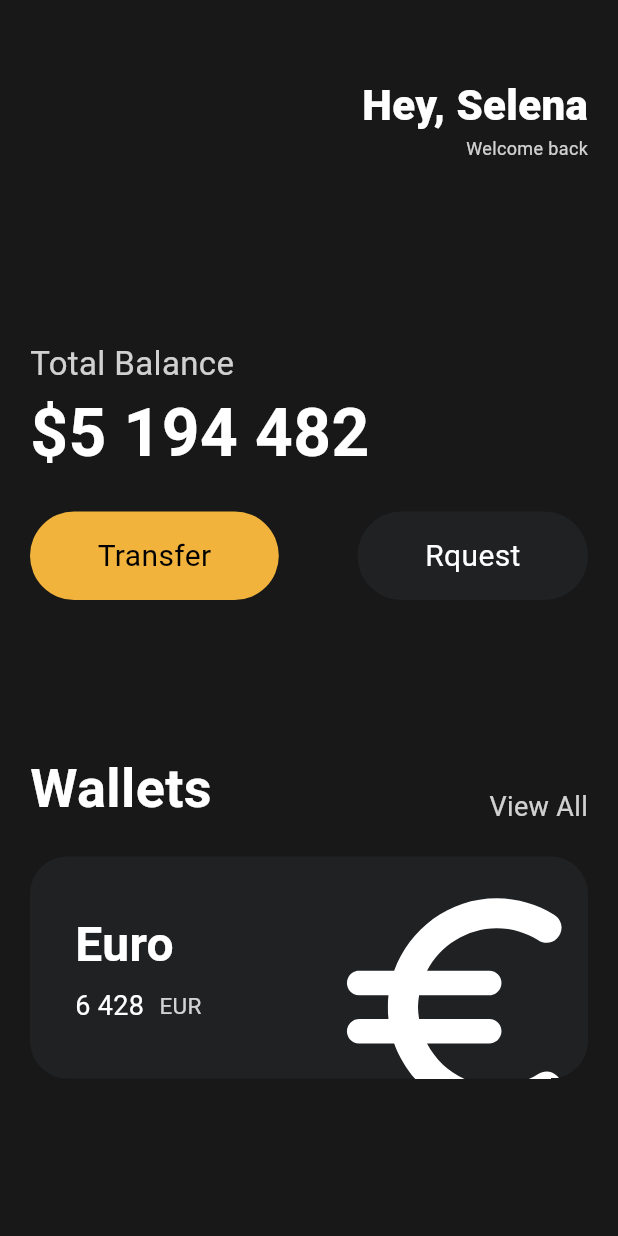
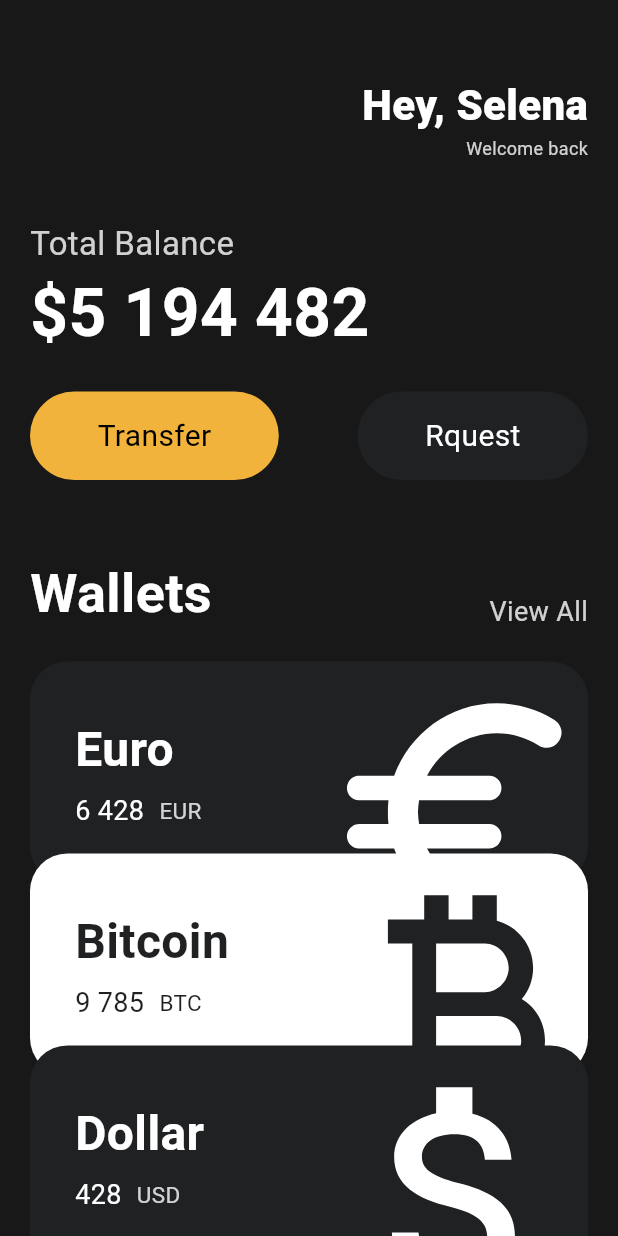
Before and after one commit to KimJJRoSY/flutter_study, a Flutter app: the screen it shows after launch, on a phone screen of 412 x 824 dp. Run offline on Flutter 3.47's test engine with Material 3 defaults, Android fonts, the phone set to English and light mode, and no system bars.

Commit message:
ui: 카드 컴포넌트 화, 조건식을 통한 css 적용

```diff
--- a/lib/main.dart
+++ b/lib/main.dart
@@ -1,5 +1,6 @@
 import 'package:flutter/material.dart';
 import 'package:flutter_study/widgets/Button.dart';
+import 'package:flutter_study/widgets/currency_card.dart';
 
 //constant는 수정할 수 없고, compile 전에 그 value를 알 수 있는 변수
 void main() {
@@ -12,7 +13,8 @@ class App extends StatelessWidget {
     return MaterialApp(
       home: Scaffold(
         backgroundColor: Color(0xFF181818),
-        body: Padding(
+        body: SingleChildScrollView(
+          // body: Padding(
           // 전체 ui 상하좌우에 패딩값 줌
           // padding: EdgeInsets.all(10),
           //수평(가로)에 패딩 줌
@@ -53,7 +55,7 @@ class App extends StatelessWidget {
                 ],
               ),
               const SizedBox(
-                height: 120,
+                height: 40,
               ),
               Text(
                 'Total Balance',
@@ -86,7 +88,7 @@ class App extends StatelessWidget {
                   ),
                 ],
               ),
-              const SizedBox(height: 100),
+              const SizedBox(height: 50),
               Row(
                 // in Row, main은 가로축, cross은 세로축
                 // in Column, main은 세로, cross은 가로
@@ -113,67 +115,31 @@ class App extends StatelessWidget {
               SizedBox(
                 height: 20,
               ),
-              Container(
-                clipBehavior: Clip.hardEdge, //clipBehavior -> overflow 되었을때 처리
-                decoration: BoxDecoration(
-                  color: Color(0xFF1F2123),
-                  borderRadius: BorderRadius.circular(25),
+              CurrencyCard(
+                name: 'Euro',
+                code: 'EUR',
+                amount: '6 428',
+                icon: Icons.euro_rounded,
+                isInverted: false,
+              ),
+              Transform.translate(
+                offset: Offset(0, -20),
+                child: CurrencyCard(
+                  name: 'Bitcoin',
+                  code: 'BTC ',
+                  amount: '9 785',
+                  icon: Icons.currency_bitcoin,
+                  isInverted: true,
                 ),
-                child: Padding(
-                  padding: const EdgeInsets.all(30),
-                  child: Row(
-                    mainAxisAlignment: MainAxisAlignment.spaceBetween,
-                    children: [
-                      Column(
-                        crossAxisAlignment: CrossAxisAlignment.start,
-                        children: [
-                          Text(
-                            'Euro',
-                            style: TextStyle(
-                              color: Colors.white,
-                              fontSize: 32,
-                              fontWeight: FontWeight.w600,
-                            ),
-                          ),
-                          SizedBox(
-                            height: 5,
-                          ),
-                          Row(
-                            children: [
-                              Text(
-                                '6 428',
-                                style: TextStyle(
-                                  color: Colors.white,
-                                  fontSize: 18,
-                                ),
-                              ),
-                              SizedBox(width: 10),
-                              Text(
-                                'EUR',
-                                style: TextStyle(
-                                  color: Colors.white.withOpacity(0.8),
-                                  fontSize: 15,
-                                ),
-                              ),
-                            ],
-                          ),
-                        ],
-                      ),
-                      Transform.scale(
-                        scale: 2.2,
-                        // 아이콘 크기는 고정하여 카드 크기도 고정
-                        child: Transform.translate(
-                          // translatr 위젯을 사용해서 아이콘 위치 조정 (x,y)
-                          offset: Offset(-5, 12),
-                          child: const Icon(
-                            Icons.euro_rounded,
-                            color: Colors.white,
-                            size: 88,
-                          ),
-                        ),
-                      ),
-                    ],
-                  ),
+              ),
+              Transform.translate(
+                offset: Offset(0, -40),
+                child: CurrencyCard(
+                  name: 'Dollar',
+                  code: 'USD',
+                  amount: '428',
+                  icon: Icons.attach_money_outlined,
+                  isInverted: false,
                 ),
               ),
             ],
--- /dev/null
+++ b/lib/widgets/currency_card.dart
@@ -0,0 +1,87 @@
+import 'package:flutter/material.dart';
+
+class CurrencyCard extends StatelessWidget {
+  final String name, code, amount;
+  final IconData icon;
+  final bool isInverted;
+  // 블랙 컬러를 private하게 만들어줌
+  final _blackColor = const Color(0xFF1F2123);
+
+  const CurrencyCard({
+    super.key,
+    required this.name,
+    required this.code,
+    required this.amount,
+    required this.icon,
+    required this.isInverted,
+  });
+
+  @override
+  Widget build(BuildContext context) {
+    return Container(
+      clipBehavior: Clip.hardEdge, //clipBehavior -> overflow 되었을때 처리
+      decoration: BoxDecoration(
+        color: isInverted ? Colors.white : _blackColor,
+        borderRadius: BorderRadius.circular(25),
+      ),
+      child: Padding(
+        padding: const EdgeInsets.all(30),
+        child: Row(
+          mainAxisAlignment: MainAxisAlignment.spaceBetween,
+          children: [
+            Column(
+              crossAxisAlignment: CrossAxisAlignment.start,
+              children: [
+                Text(
+                  name,
+                  style: TextStyle(
+                    color: isInverted ? _blackColor : Colors.white,
+                    fontSize: 32,
+                    fontWeight: FontWeight.w600,
+                  ),
+                ),
+                SizedBox(
+                  height: 5,
+                ),
+                Row(
+                  children: [
+                    Text(
+                      amount,
+                      style: TextStyle(
+                        color: isInverted ? _blackColor : Colors.white,
+                        fontSize: 18,
+                      ),
+                    ),
+                    SizedBox(width: 10),
+                    Text(
+                      code,
+                      style: TextStyle(
+                        color: isInverted
+                            ? _blackColor
+                            : Colors.white.withOpacity(0.8),
+                        fontSize: 15,
+                      ),
+                    ),
+                  ],
+                ),
+              ],
+            ),
+            Transform.scale(
+              scale: 2.2,
+              // 아이콘 크기는 고정하여 카드 크기도 고정
+              child: Transform.translate(
+                // translatr 위젯을 사용해서 아이콘 위치 조정 (x,y)
+                offset: Offset(-5, 12),
+                child: Icon(
+                  icon,
+                  color: isInverted ? _blackColor : Colors.white,
+                  size: 88,
+                ),
+              ),
+            ),
+          ],
+        ),
+      ),
+    );
+  }
+}
```
